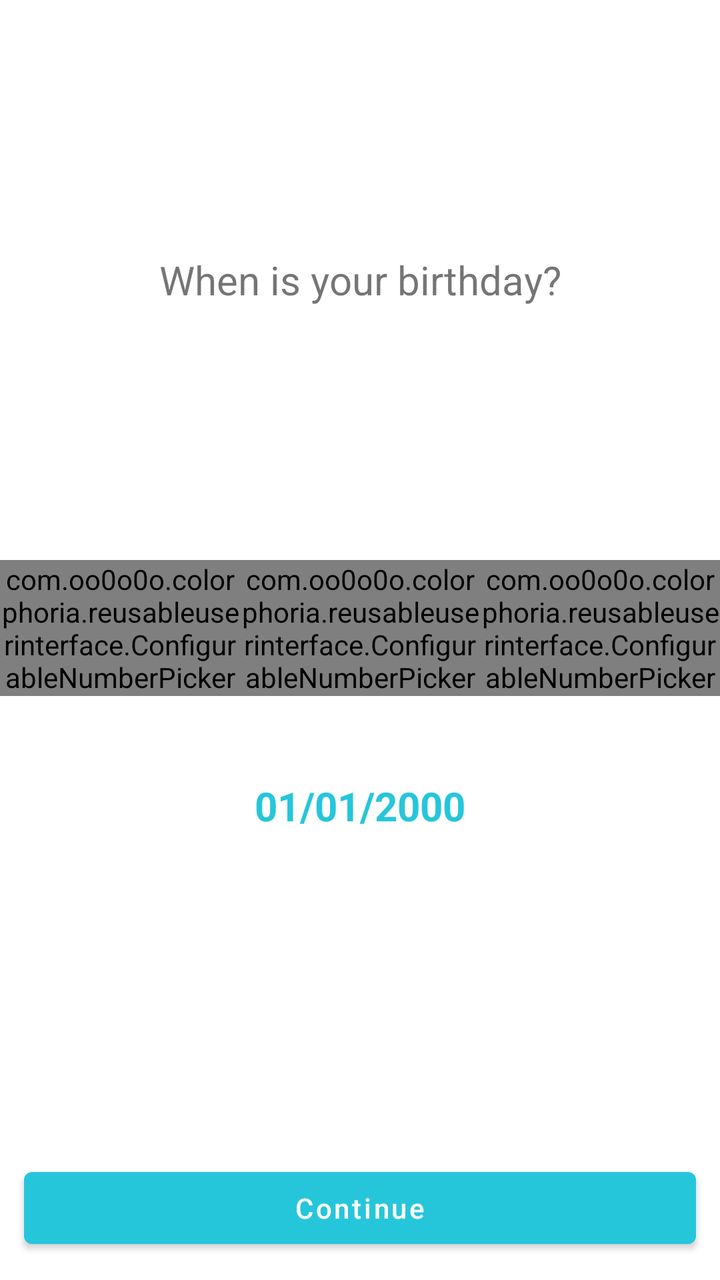
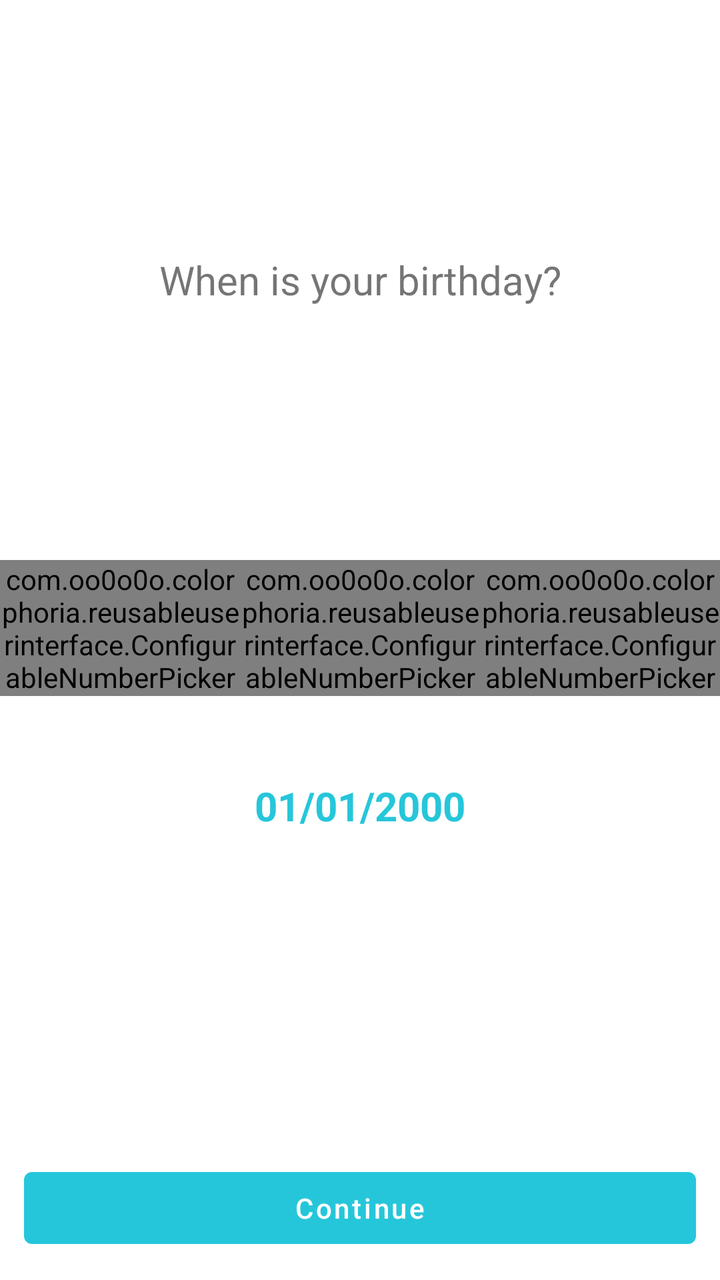

Before-and-after screenshots of an Android layout around one commit, followed by the original layout XML and the change that was made.
<!-- AndroidManifest.xml: activity theme LoggedOutTheme -->
<!-- res/layout/activity_birthday.xml -->
<?xml version="1.0" encoding="utf-8"?>
<RelativeLayout
xmlns:android="http://schemas.android.com/apk/res/android"
xmlns:app="http://schemas.android.com/apk/res-auto"
xmlns:tools="http://schemas.android.com/tools"
android:layout_width="match_parent"
android:layout_height="match_parent">
    <LinearLayout
        xmlns:android="http://schemas.android.com/apk/res/android"
        xmlns:app="http://schemas.android.com/apk/res-auto"
        xmlns:tools="http://schemas.android.com/tools"
        android:layout_width="match_parent"
        android:layout_height="match_parent"
        android:orientation="vertical"
        tools:context="com.oo0o0o.colorphoria.activities.loggedoutactivites.BirthdayActivity">

        <TextView
            android:id="@+id/birthday_prompt_text_view"
            android:layout_width="match_parent"
            android:layout_height="0dp"
            android:layout_weight="7"
            android:gravity="center"
            android:layout_margin="@dimen/activity_horizontal_margin"
            android:textSize="20sp"
            android:breakStrategy="simple"
            android:text="@string/enter_birthday" />

        <LinearLayout
            android:layout_width="match_parent"
            android:layout_height="wrap_content">
            <com.oo0o0o.colorphoria.reusableuserinterface.ConfigurableNumberPicker
                android:id="@+id/number_picker_month"
                android:layout_width="0dp"
                android:layout_weight="1"
                android:layout_height="wrap_content"
                default_value="1"
                minimum="1"
                maximum="12"/>
            <com.oo0o0o.colorphoria.reusableuserinterface.ConfigurableNumberPicker
                android:id="@+id/number_picker_day"
                android:layout_width="0dp"
                android:layout_weight="1"
                android:layout_height="wrap_content"
                default_value="1"
                minimum="1"
                maximum="31"/>
            <com.oo0o0o.colorphoria.reusableuserinterface.ConfigurableNumberPicker
                android:id="@+id/number_picker_year"
                android:layout_width="0dp"
                android:layout_weight="1"
                android:layout_height="wrap_content"
                default_value="2000"
                minimum="1890"
                maximum="2017"/>
        </LinearLayout>

        <TextView
            android:id="@+id/birthday_text_view"
            android:layout_gravity="center"
            android:layout_width="wrap_content"
            android:layout_height="0dp"
            android:layout_weight="3"
            android:paddingLeft="@dimen/activity_vertical_margin"
            android:paddingRight="@dimen/activity_vertical_margin"
            android:gravity="center"
            android:textSize="20sp"
            android:textStyle="bold"
            android:breakStrategy="simple"
            android:textColor="@color/colorSecondary"
            android:text="@string/birthday_placeholder" />

        <Space
            android:layout_width="match_parent"
            android:layout_height="0dp"
            android:layout_weight="3" />

        <Button
            android:id="@+id/birthday_continue_button"
            android:layout_width="match_parent"
            android:layout_height="wrap_content"
            android:text="@string/birthday_continue"
            android:layout_margin="@dimen/activity_horizontal_margin"
            android:textAllCaps="false"
            android:onClick="onContinue"/>
    </LinearLayout>

    <include layout="@layout/progress">
    </include>
</RelativeLayout>
<!-- res/layout/progress.xml (included above) -->
<?xml version="1.0" encoding="utf-8"?>
<RelativeLayout xmlns:android="http://schemas.android.com/apk/res/android"
android:id="@+id/progress_bar_layout"
android:layout_width="match_parent"
android:layout_height="match_parent"
android:background="#99000000"
android:visibility="gone">
<ProgressBar
    style="?android:attr/progressBarStyleLarge"
    android:layout_width="wrap_content"
    android:layout_height="wrap_content"
    android:id="@+id/progress_bar"
    android:layout_centerVertical="true"
    android:layout_centerHorizontal="true"
    android:indeterminate="true"
    android:visibility="visible"/>
</RelativeLayout>
<!-- resources referenced by this layout -->
<resources>
  <color name="colorSecondary">#ff26c6da</color>
  <dimen name="activity_horizontal_margin">12dp</dimen>
  <dimen name="activity_vertical_margin">20dp</dimen>
  <string name="birthday_continue">Continue</string>
  <string name="birthday_placeholder">01/01/2000</string>
  <string name="enter_birthday">When is your birthday?</string>
  <style name="LoggedOutTheme" parent="AppTheme">
          <item name="windowActionBar">false</item>
          <item name="windowNoTitle">true</item>
      </style>
  <style name="AppTheme" parent="BaseTheme">
      </style>
  <style name="BaseTheme" parent="Theme.MaterialComponents.Light.DarkActionBar">
          <item name="colorPrimary">@color/colorSecondary</item>
          <item name="colorPrimaryDark">@color/colorSecondaryDark</item> 
          <item name="colorAccent">@color/colorSecondary</item> 
  
      </style>
  <color name="colorSecondaryDark">#ff0095a8</color>
</resources>

<!-- the commit's change to res/layout/activity_birthday.xml (unified diff, before → after) -->
@@ -74,10 +74,11 @@ android:layout_height="match_parent">
             android:layout_height="0dp"
             android:layout_weight="3" />
 
-        <Button
+        <com.google.android.material.button.MaterialButton
             android:id="@+id/birthday_continue_button"
             android:layout_width="match_parent"
             android:layout_height="wrap_content"
+            style="@style/Widget.MaterialComponents.Button.UnelevatedButton"
             android:text="@string/birthday_continue"
             android:layout_margin="@dimen/activity_horizontal_margin"
             android:textAllCaps="false"
